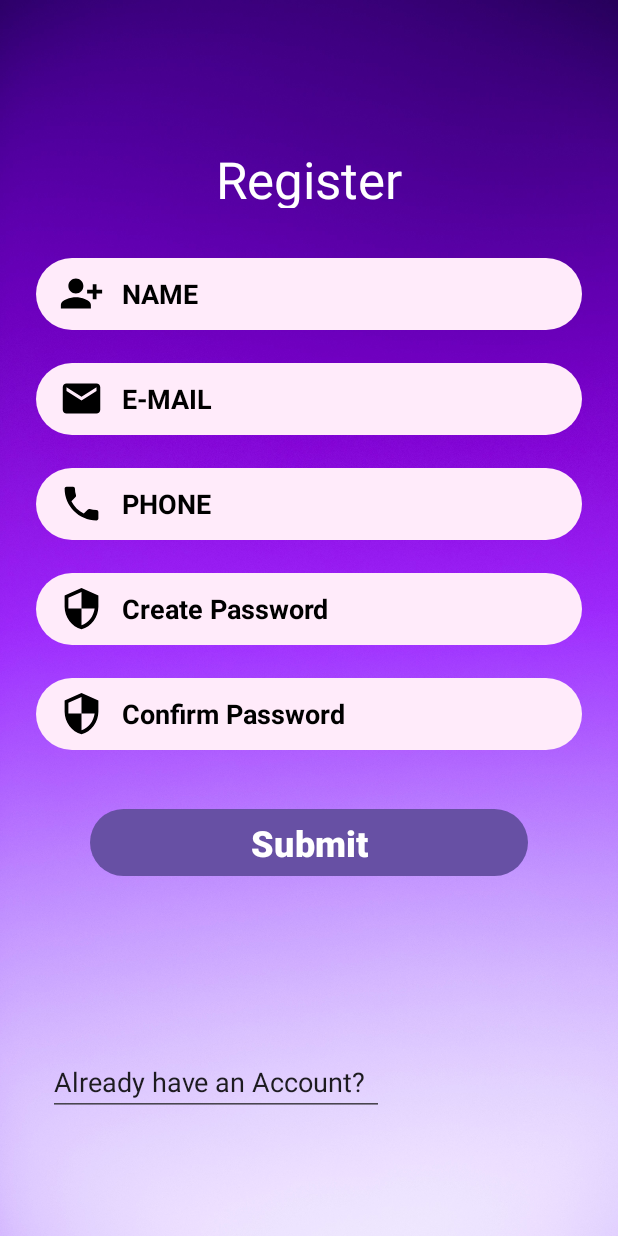
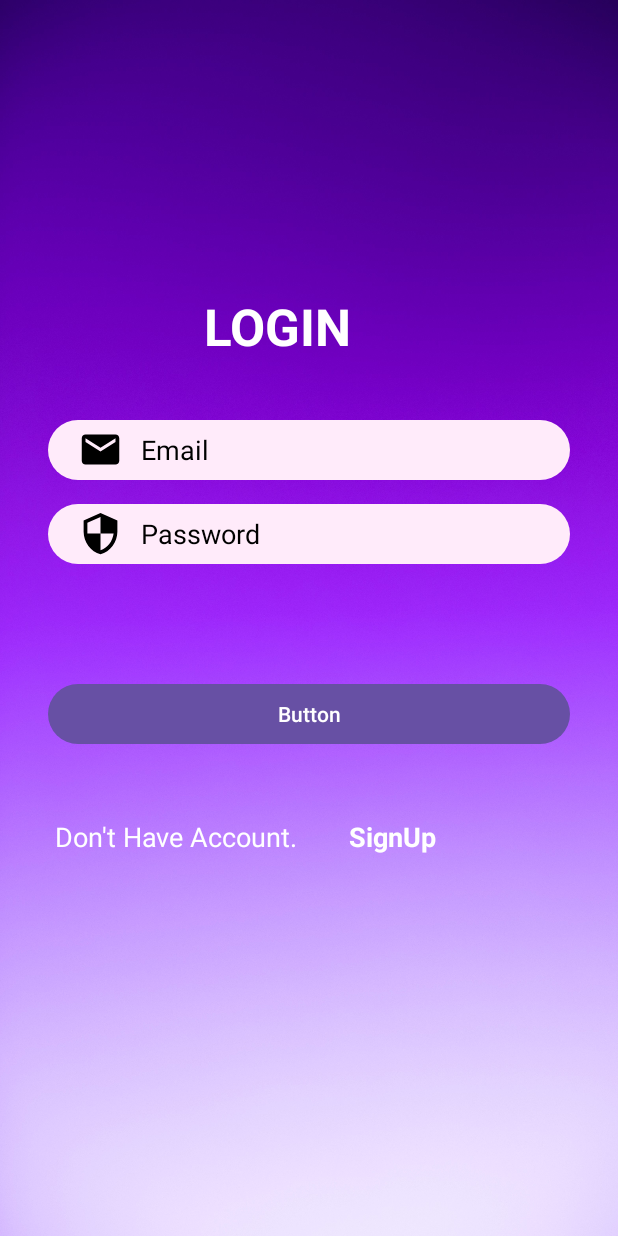
Before and after one commit to druman12/BusinessBuddy, an Android app: the screen it shows after launch (SignUp before the commit, LogIn after it), on a phone screen of 412 x 824 dp. Run offline under Robolectric (Android 15) with nearby library versions, the phone set to English and light mode, and no system bars.

Commit message:
design done

```diff
--- a/app/src/main/AndroidManifest.xml
+++ b/app/src/main/AndroidManifest.xml
@@ -14,16 +14,15 @@
         tools:targetApi="31">
         <activity
             android:name=".LogIn"
-            android:exported="false" />
+            android:exported="true" >
+        <intent-filter>
+            <action android:name="android.intent.action.MAIN" />
+            <category android:name="android.intent.category.LAUNCHER" />
+        </intent-filter>
+        </activity>
         <activity
             android:name=".SignUp"
-            android:exported="true">
-            <intent-filter>
-                <action android:name="android.intent.action.MAIN" />
-
-                <category android:name="android.intent.category.LAUNCHER" />
-            </intent-filter>
-        </activity>
+            android:exported="true" />
         <activity
             android:name=".MainActivity"
             android:exported="true"></activity>
--- a/app/src/main/java/com/example/businessbuddy/LogIn.java
+++ b/app/src/main/java/com/example/businessbuddy/LogIn.java
@@ -1,6 +1,10 @@
 package com.example.businessbuddy;
 
+import android.annotation.SuppressLint;
+import android.content.Intent;
 import android.os.Bundle;
+import android.view.View;
+import android.widget.TextView;
 
 import androidx.activity.EdgeToEdge;
 import androidx.appcompat.app.AppCompatActivity;
@@ -10,15 +14,22 @@ import androidx.core.view.WindowInsetsCompat;
 
 public class LogIn extends AppCompatActivity {
 
+
+
     @Override
     protected void onCreate(Bundle savedInstanceState) {
         super.onCreate(savedInstanceState);
         EdgeToEdge.enable(this);
         setContentView(R.layout.activity_log_in);
-        ViewCompat.setOnApplyWindowInsetsListener(findViewById(R.id.main), (v, insets) -> {
-            Insets systemBars = insets.getInsets(WindowInsetsCompat.Type.systemBars());
-            v.setPadding(systemBars.left, systemBars.top, systemBars.right, systemBars.bottom);
-            return insets;
-        });
+        TextView signup=findViewById(R.id.signup);
+
+    signup.setOnClickListener(new View.OnClickListener() {
+        @Override
+        public void onClick(View view) {
+            startActivity(new Intent(LogIn.this,SignUp.class));
+        }
+    });
+
+
     }
 }
--- a/app/src/main/java/com/example/businessbuddy/SignUp.java
+++ b/app/src/main/java/com/example/businessbuddy/SignUp.java
@@ -1,6 +1,10 @@
 package com.example.businessbuddy;
 
+import android.content.Intent;
 import android.os.Bundle;
+import android.view.View;
+import android.widget.EditText;
+import android.widget.TextView;
 
 import androidx.activity.EdgeToEdge;
 import androidx.appcompat.app.AppCompatActivity;
@@ -15,10 +19,13 @@ public class SignUp extends AppCompatActivity {
         super.onCreate(savedInstanceState);
         EdgeToEdge.enable(this);
         setContentView(R.layout.activity_sign_up);
-        ViewCompat.setOnApplyWindowInsetsListener(findViewById(R.id.main), (v, insets) -> {
-            Insets systemBars = insets.getInsets(WindowInsetsCompat.Type.systemBars());
-            v.setPadding(systemBars.left, systemBars.top, systemBars.right, systemBars.bottom);
-            return insets;
+
+        TextView changeto = findViewById(R.id.already);
+        changeto.setOnClickListener(new View.OnClickListener() {
+            @Override
+            public void onClick(View view) {
+                startActivity(new Intent(SignUp.this, LogIn.class));
+            }
         });
     }
 }
--- a/app/src/main/res/layout/activity_log_in.xml
+++ b/app/src/main/res/layout/activity_log_in.xml
@@ -5,6 +5,119 @@
     android:id="@+id/main"
     android:layout_width="match_parent"
     android:layout_height="match_parent"
+    android:background="@drawable/background"
     tools:context=".LogIn">
 
+
+    <TextView
+        android:id="@+id/textView"
+        android:layout_width="wrap_content"
+        android:layout_height="wrap_content"
+        android:text="@string/login"
+        android:textColor="@color/white"
+        android:textSize="34sp"
+        android:textStyle="bold"
+        app:layout_constraintBottom_toBottomOf="parent"
+        app:layout_constraintEnd_toEndOf="parent"
+        app:layout_constraintHorizontal_bias="0.433"
+        app:layout_constraintStart_toStartOf="parent"
+        app:layout_constraintTop_toTopOf="parent"
+        app:layout_constraintVertical_bias="0.25" />
+
+    <EditText
+        android:id="@+id/Email"
+        android:layout_width="0dp"
+        android:layout_height="40dp"
+        android:layout_marginStart="32dp"
+        android:layout_marginTop="40dp"
+        android:layout_marginEnd="32dp"
+        android:autofillHints=""
+        android:background="@drawable/ip_shap"
+        android:drawableStart="@drawable/email"
+        android:drawablePadding="12dp"
+        android:ems="10"
+        android:hint="@string/email"
+        android:inputType="text"
+        android:paddingLeft="20dp"
+        android:paddingRight="10dp"
+        android:textAlignment="viewStart"
+        android:textColor="@color/black"
+        android:textColorHint="@color/black"
+        android:textColorLink="@color/black"
+        android:textSize="18sp"
+        app:layout_constraintEnd_toEndOf="parent"
+        app:layout_constraintHorizontal_bias="0.497"
+        app:layout_constraintStart_toStartOf="parent"
+        app:layout_constraintTop_toBottomOf="@+id/textView"
+        tools:ignore="TextFields,TouchTargetSizeCheck" />
+
+    <EditText
+        android:id="@+id/Password"
+        android:layout_width="0dp"
+        android:layout_height="40dp"
+        android:layout_marginTop="16dp"
+        android:background="@drawable/ip_shap"
+        android:drawableStart="@drawable/security"
+        android:drawablePadding="12dp"
+        android:ems="10"
+        android:hint="@string/password"
+        android:inputType="textPassword"
+        android:paddingLeft="20dp"
+        android:paddingRight="10dp"
+        android:textAlignment="viewStart"
+        android:textColor="@color/black"
+        android:textColorHint="@color/black"
+        android:textColorLink="@color/black"
+        android:textSize="18sp"
+        app:layout_constraintEnd_toEndOf="@+id/Email"
+        app:layout_constraintHorizontal_bias="0.0"
+        app:layout_constraintStart_toStartOf="@+id/Email"
+        app:layout_constraintTop_toBottomOf="@+id/Email"
+        tools:ignore="TouchTargetSizeCheck" />
+
+    <Button
+        android:id="@+id/button3"
+        android:layout_width="0dp"
+        android:layout_height="wrap_content"
+        android:layout_marginTop="76dp"
+        android:text="@string/button"
+        app:layout_constraintEnd_toEndOf="@+id/Password"
+        app:layout_constraintHorizontal_bias="0.0"
+        app:layout_constraintStart_toStartOf="@+id/Password"
+        app:layout_constraintTop_toBottomOf="@+id/Password" />
+
+    <TextView
+        android:id="@+id/signup"
+        android:layout_width="94dp"
+        android:layout_height="51dp"
+        android:layout_marginTop="32dp"
+        android:gravity="center"
+        android:text="@string/signup"
+        android:textColor="@color/white"
+        android:textSize="18sp"
+        android:textStyle="bold"
+        app:layout_constraintBottom_toBottomOf="parent"
+        app:layout_constraintEnd_toEndOf="parent"
+        app:layout_constraintHorizontal_bias="0.096"
+        app:layout_constraintStart_toEndOf="@+id/textView4"
+        app:layout_constraintTop_toBottomOf="@+id/button3"
+        app:layout_constraintVertical_bias="0.0" />
+
+    <TextView
+        android:id="@+id/textView4"
+        android:layout_width="171dp"
+        android:layout_height="51dp"
+        android:layout_marginTop="32dp"
+        android:gravity="center"
+        android:text="@string/don_t_have_account"
+        android:textColor="@color/white"
+        android:textSize="18sp"
+        app:layout_constraintBottom_toBottomOf="parent"
+        app:layout_constraintEnd_toEndOf="parent"
+        app:layout_constraintHorizontal_bias="0.133"
+        app:layout_constraintStart_toStartOf="parent"
+        app:layout_constraintTop_toBottomOf="@+id/button3"
+        app:layout_constraintVertical_bias="0.0"
+        tools:ignore="TextSizeCheck,TextContrastCheck" />
+
 </androidx.constraintlayout.widget.ConstraintLayout>
--- a/app/src/main/res/layout/activity_sign_up.xml
+++ b/app/src/main/res/layout/activity_sign_up.xml
@@ -43,7 +43,6 @@
         android:textColorHint="@color/black"
         android:textColorLink="@color/white"
         android:textSize="18sp"
-        android:textStyle="bold"
         app:layout_constraintEnd_toEndOf="parent"
         app:layout_constraintHorizontal_bias="0.0"
         app:layout_constraintStart_toStartOf="parent"
@@ -71,7 +70,6 @@
         android:textColorHint="@color/black"
         android:textColorLink="@color/white"
         android:textSize="18sp"
-        android:textStyle="bold"
         app:layout_constraintEnd_toEndOf="parent"
         app:layout_constraintHorizontal_bias="0.37"
         app:layout_constraintStart_toStartOf="parent"
@@ -100,7 +98,6 @@
         android:textColorHint="@color/black"
         android:textColorLink="@color/white"
         android:textSize="18sp"
-        android:textStyle="bold"
         app:layout_constraintEnd_toEndOf="parent"
         app:layout_constraintHorizontal_bias="0.529"
         app:layout_constraintStart_toStartOf="parent"
@@ -128,7 +125,6 @@
         android:textColorHint="@color/black"
         android:textColorLink="@color/white"
         android:textSize="18sp"
-        android:textStyle="bold"
         app:layout_constraintEnd_toEndOf="parent"
         app:layout_constraintHorizontal_bias="0.52"
         app:layout_constraintStart_toStartOf="parent"
@@ -156,7 +152,6 @@
         android:textColorHint="@color/black"
         android:textColorLink="@color/white"
         android:textSize="18sp"
-        android:textStyle="bold"
         app:layout_constraintEnd_toEndOf="parent"
         app:layout_constraintHorizontal_bias="0.52"
         app:layout_constraintStart_toStartOf="parent"
@@ -180,21 +175,6 @@
         app:layout_constraintVertical_bias="0.124"
         tools:ignore="TextSizeCheck" />
 
-    <EditText
-        android:id="@+id/already"
-        android:layout_width="224dp"
-        android:layout_height="42dp"
-        android:layout_marginStart="32dp"
-        android:layout_marginBottom="80dp"
-        android:ems="10"
-        android:importantForAutofill="no"
-        android:inputType="text"
-        android:minHeight="48dp"
-        android:text="@string/already_have_an_account"
-        app:layout_constraintBottom_toBottomOf="parent"
-        app:layout_constraintStart_toStartOf="parent"
-        tools:ignore="TextSizeCheck,TouchTargetSizeCheck" />
-
     <Button
         android:id="@+id/button"
         android:layout_width="match_parent"
@@ -205,12 +185,27 @@
         android:text="@string/submit"
         android:textSize="24sp"
         android:textStyle="bold"
-        app:layout_constraintBottom_toBottomOf="parent"
         app:layout_constraintEnd_toEndOf="parent"
         app:layout_constraintHorizontal_bias="0.0"
         app:layout_constraintStart_toStartOf="parent"
-        app:layout_constraintTop_toBottomOf="@+id/etconpass"
-        app:layout_constraintVertical_bias="0.013" />
+        app:layout_constraintTop_toBottomOf="@+id/etconpass" />
+
+    <TextView
+        android:id="@+id/already"
+        android:layout_width="wrap_content"
+        android:layout_height="30dp"
+        android:layout_marginTop="8dp"
+        android:gravity="center"
+        android:text="Already Have an Account?"
+        android:textColor="@color/white"
+        android:textColorLink="@color/white"
+        android:textSize="16sp"
+        app:layout_constraintBottom_toBottomOf="parent"
+        app:layout_constraintEnd_toEndOf="parent"
+        app:layout_constraintHorizontal_bias="0.07"
+        app:layout_constraintStart_toStartOf="parent"
+        app:layout_constraintTop_toBottomOf="@+id/button"
+        app:layout_constraintVertical_bias="0.0" />
 
 
 </androidx.constraintlayout.widget.ConstraintLayout>
--- a/app/src/main/res/values/colors.xml
+++ b/app/src/main/res/values/colors.xml
@@ -2,4 +2,6 @@
 <resources>
     <color name="black">#FF000000</color>
     <color name="white">#FFFFFFFF</color>
+    <color name="Red">#C11515</color>
+    <color name="primedark">#3262C4</color>
 </resources>
--- a/app/src/main/res/values/strings.xml
+++ b/app/src/main/res/values/strings.xml
@@ -10,4 +10,10 @@
     <string name="already_have_an_account">Already have an Account?</string>
     <string name="register">Register</string>
     <string name="submit">Submit</string>
+    <string name="email">Email</string>
+    <string name="password">Password</string>
+    <string name="login">LOGIN</string>
+    <string name="don_t_have_account">Don\'t Have Account.</string>
+    <string name="button">Button</string>
+    <string name="signup">SignUp</string>
 </resources>
```
